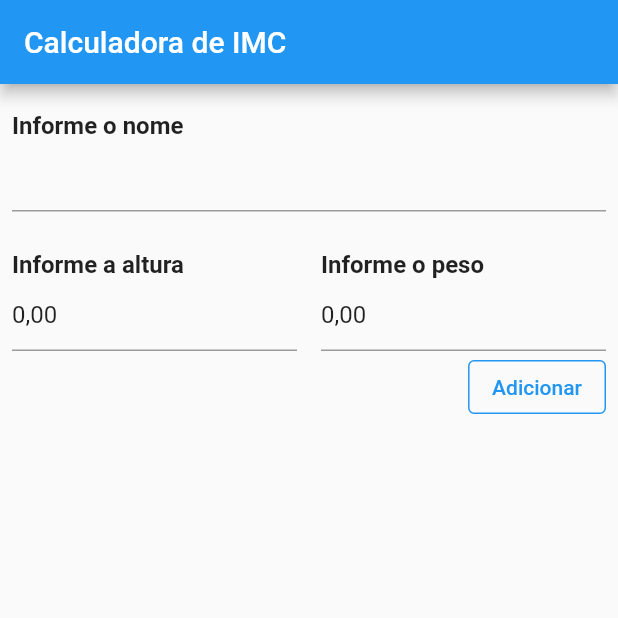
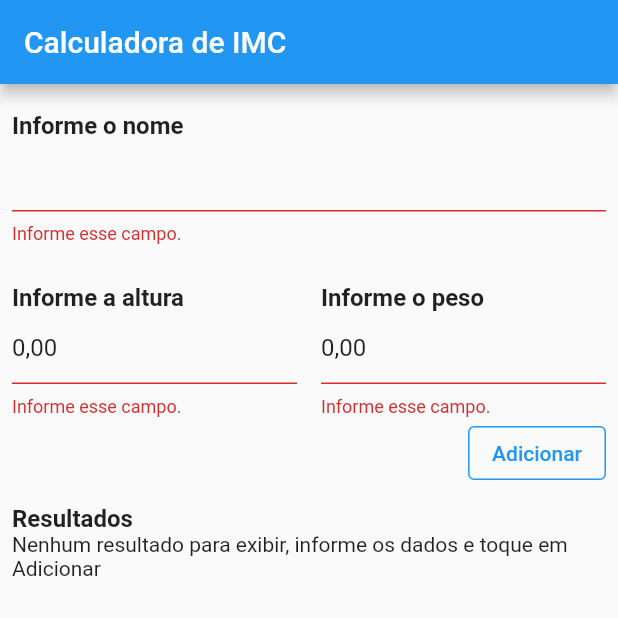
Before and after one commit to MauroAlbrecht/app-calculadora-imc-view-dio, a Flutter app: the screen it shows after launch, after a tap on "Adicionar", on a phone screen of 412 x 824 dp, the top half of it. Run offline on Flutter 3.47's test engine with Material 2 defaults, Android fonts, the phone set to English and light mode, and no system bars; our stand-ins replace google_fonts.

Commit message:
add cálculo do imc e apresetação do resultado na tela

```diff
--- a/lib/pages/calcula_imc_page.dart
+++ b/lib/pages/calcula_imc_page.dart
@@ -1,4 +1,10 @@
 import 'package:app_calculadora_imc_view/custom_components/text_label_custom.dart';
+import 'package:app_calculadora_imc_view/models/pessoa.dart';
+import 'package:app_calculadora_imc_view/models/resulado_imc.dart';
+import 'package:app_calculadora_imc_view/services/resultado_imc_service.dart';
+import 'package:app_calculadora_imc_view/utils/double_utils.dart';
+import 'package:app_calculadora_imc_view/utils/string_utils.dart';
+import 'package:app_calculadora_imc_view/utils/validator_utils.dart';
 import 'package:flutter/cupertino.dart';
 import 'package:flutter/material.dart';
 
@@ -11,20 +17,30 @@ class _CalculaImcPageState extends State<CalculaImcPage> {
   final nomeController = TextEditingController(text: '');
   final alturaController = TextEditingController(text: '0,00');
   final pesoController = TextEditingController(text: '0,00');
+  final resultadoImcService = ResultadoImcServide();
+  final _formKey = GlobalKey<FormState>();
 
   @override
   Widget build(BuildContext context) {
     return Scaffold(
       appBar: AppBar(title: const Text('Calculadora de IMC')),
-      body: Padding(
+      body: Form(
+        key: _formKey,
+        child: Padding(
           padding: const EdgeInsets.all(8.0),
           child: Column(
             crossAxisAlignment: CrossAxisAlignment.start,
             children: [
               const TextLabelCustom('Informe o nome'),
-            TextField(
+              TextFormField(
                 textInputAction: TextInputAction.next,
                 controller: nomeController,
+                validator: (value) {
+                  if (value!.trim().isEmpty) {
+                    return 'Informe esse campo.';
+                  }
+                  return null;
+                },
               ),
               const SizedBox(height: 16), // Espaço em branco entre o nome e a altura/peso
               Row(
@@ -35,10 +51,16 @@ class _CalculaImcPageState extends State<CalculaImcPage> {
                       crossAxisAlignment: CrossAxisAlignment.start,
                       children: [
                         const TextLabelCustom('Informe a altura'),
-                      TextField(
+                        TextFormField(
                           keyboardType: TextInputType.number,
                           textInputAction: TextInputAction.next,
                           controller: alturaController,
+                          validator: (value) {
+                            if (!ValidatorUtils.isCampoValido(value)) {
+                              return 'Informe esse campo.';
+                            }
+                            return null;
+                          },
                         ),
                       ],
                     ),
@@ -49,10 +71,16 @@ class _CalculaImcPageState extends State<CalculaImcPage> {
                       crossAxisAlignment: CrossAxisAlignment.start,
                       children: [
                         const TextLabelCustom('Informe o peso'),
-                      TextField(
+                        TextFormField(
                           keyboardType: TextInputType.number,
                           textInputAction: TextInputAction.next,
                           controller: pesoController,
+                          validator: (value) {
+                            if (!ValidatorUtils.isCampoValido(value)) {
+                              return 'Informe esse campo.';
+                            }
+                            return null;
+                          },
                         ),
                       ],
                     ),
@@ -69,14 +97,67 @@ class _CalculaImcPageState extends State<CalculaImcPage> {
                         color: Colors.blue,
                       ),
                     ),
-                  onPressed: () {},
+                    onPressed: () {
+                      adicionarImc();
+                    },
                     child: const Text("Adicionar"),
                   ),
                 ],
-            )
+              ),
+              const TextLabelCustom('Resultados'),
+              Expanded(
+                  child: resultadoImcService.getResultados.isEmpty
+                      ? Text('Nenhum resultado para exibir, informe os dados e toque em Adicionar')
+                      : ListView.builder(
+                          itemCount: resultadoImcService.getResultados.length,
+                          itemBuilder: (BuildContext context, int index) {
+                            ResultadoImc resultado = resultadoImcService.getResultados[index];
+
+                            return ListTile(
+                              isThreeLine: true,
+                              title: Text(resultado.pessoa.nome), // Acesse o nome da pessoa a partir do objeto ResultadoImc
+                              subtitle: Column(
+                                crossAxisAlignment: CrossAxisAlignment.start,
+                                children: <Widget>[
+                                  Text('IMC: ${resultado.imc.toStringAsFixed(2)}, Resultado: ${resultado.resultado}'),
+                                  Text('Altura: ${resultado.pessoa.altura.toStringAsFixed(2)}, Peso: ${resultado.pessoa.peso.toStringAsFixed(2)}', style: TextStyle(fontSize: 12)),
                                 ],
+                              ),
+                              trailing: Icon(Icons.delete_forever_outlined),
+                            );
+                          },
+                        )),
+            ],
+          ),
         ),
       ),
     );
   }
+
+  void adicionarImc() {
+    if (_formKey.currentState != null) {
+      bool isValid = _formKey.currentState!.validate();
+
+      if (!isValid) {
+        return;
       }
+      var nome = StringUtils.capitalizeAllWord(nomeController.text);
+      var altura = DoubleUtils().transformaStringEmNum(alturaController.text);
+      var peso = DoubleUtils().transformaStringEmNum(pesoController.text);
+
+      var pessoa = Pessoa(nome, altura, peso);
+
+      resultadoImcService.add(pessoa);
+
+      limpaCamposNaTela();
+
+      setState(() {});
+    }
+  }
+
+  void limpaCamposNaTela() {
+     nomeController.text = '';
+     alturaController.text = '0,00';
+     pesoController.text = '0,00';
+  }
+}
--- a/lib/services/calcula_imc_service.dart
+++ b/lib/services/calcula_imc_service.dart
@@ -1,7 +1,7 @@
 import '../models/pessoa.dart';
 
 class CalculadoraImcService {
-  static String getMsgResultado(double imc) {
+  String getMsgResultado(double imc) {
     if (imc < 16) {
       return 'Magreza grave';
     } else if (imc >= 16 && imc < 17) {
@@ -22,7 +22,7 @@ class CalculadoraImcService {
     throw Exception('Nenhuma opção de resultado encontrado.');
   }
 
-  static double calculaIMC(Pessoa pessoa) {
+  double calculaIMC(Pessoa pessoa) {
     return double.parse((pessoa.peso / (pessoa.altura * pessoa.altura)).toStringAsFixed(2));
   }
 }
--- /dev/null
+++ b/lib/services/resultado_imc_service.dart
@@ -0,0 +1,20 @@
+import 'package:app_calculadora_imc_view/models/pessoa.dart';
+import 'package:app_calculadora_imc_view/models/resulado_imc.dart';
+import 'package:app_calculadora_imc_view/services/calcula_imc_service.dart';
+
+class ResultadoImcServide {
+
+  var calculadorImcService = CalculadoraImcService();
+
+  List<ResultadoImc> _resultados = [];
+
+  List<ResultadoImc> get getResultados => _resultados;
+
+  void add(Pessoa pessoa) {
+
+    var resultadoImc = calculadorImcService.calculaIMC(pessoa);
+    var msgResultadoImc = calculadorImcService.getMsgResultado(resultadoImc);
+
+    _resultados.add(ResultadoImc(pessoa, resultadoImc, msgResultadoImc));
+  }
+}
```
Lines whose indentation alone changed are shown as unchanged.
